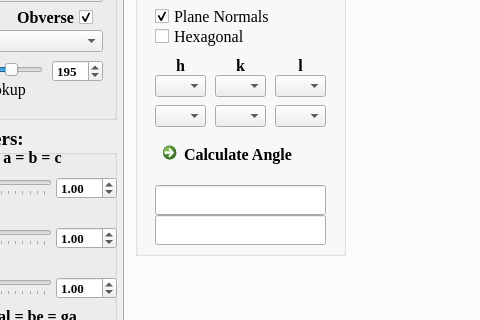
Above: gui/ui/pyLATTICE_GUI.ui from eegroopm/pyLATTICE before the change; both pictures show x 147 to 627 and y 207 to 527 of the 1150 by 873 pixel window. Below: the same form after it.
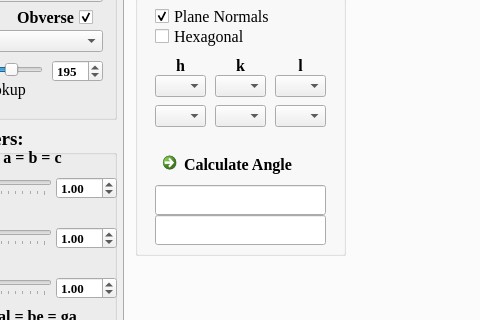
That is the form after the change. The open tabs and pages were chosen to show the change. Icons and pictures are not drawn.

Diff of the .ui file:
```diff
--- a/gui/ui/pyLATTICE_GUI.ui
+++ b/gui/ui/pyLATTICE_GUI.ui
@@ -2561,7 +2561,7 @@
            <property name="geometry">
             <rect>
              <x>20</x>
-             <y>160</y>
+             <y>170</y>
              <width>171</width>
              <height>41</height>
             </rect>
```
Left out of the diff: 2 changed lines with no effect on the pictures.
